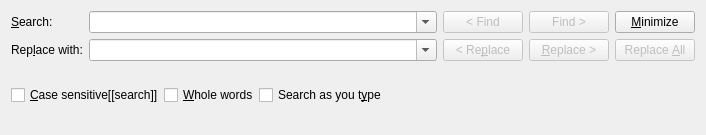
Qt form src/frontends/qt/ui/SearchUi.ui (cburschka/lyx) before a commit.
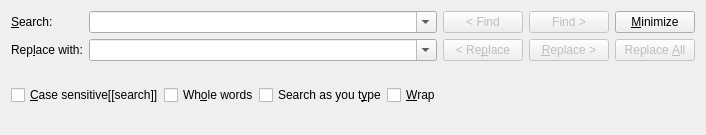
The same form after that commit.

Commit message: GuiSearch: Add auto-wrap option

```diff
--- a/src/frontends/qt/ui/SearchUi.ui
+++ b/src/frontends/qt/ui/SearchUi.ui
@@ -208,7 +208,7 @@
         <item>
          <widget class="QCheckBox" name="wordsCB">
           <property name="text">
-           <string>&amp;Whole words</string>
+           <string>Wh&amp;ole words</string>
           </property>
          </widget>
         </item>
@@ -222,6 +222,16 @@
           </property>
          </widget>
         </item>
+        <item>
+         <widget class="QCheckBox" name="wrapCB">
+          <property name="toolTip">
+           <string>If the beggining/start of the document is reached, automatically wrap around</string>
+          </property>
+          <property name="text">
+           <string>&amp;Wrap</string>
+          </property>
+         </widget>
+        </item>
         <item>
          <spacer name="horizontalSpacer">
           <property name="orientation">
```
The commit also changes 8 other files.
